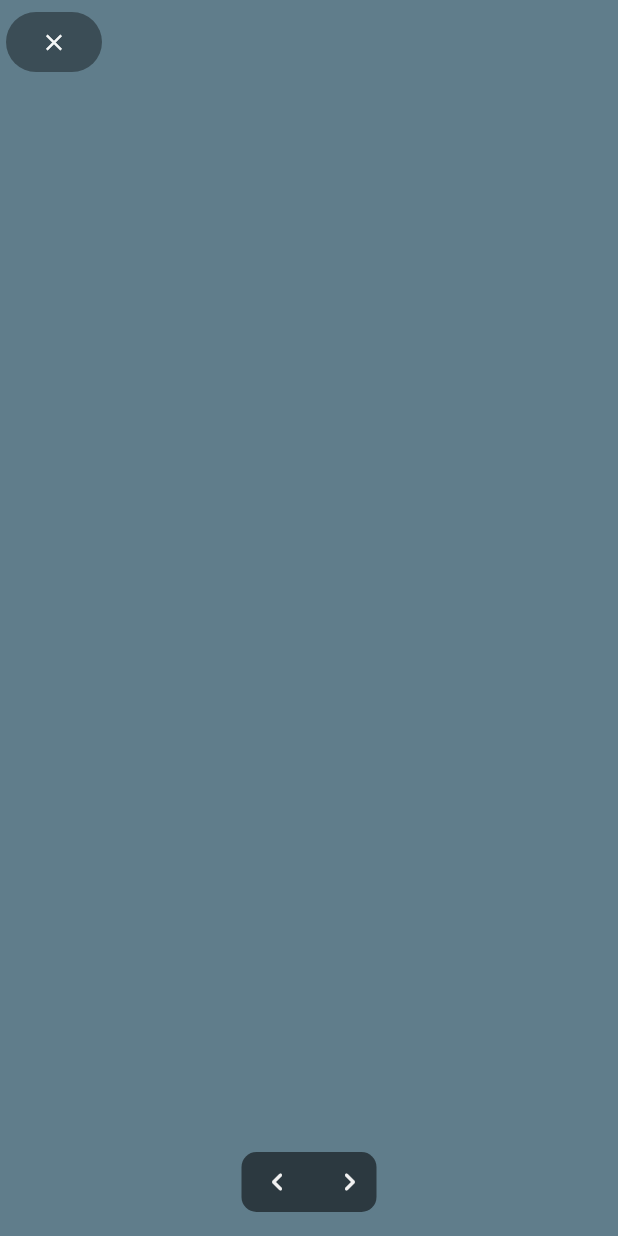
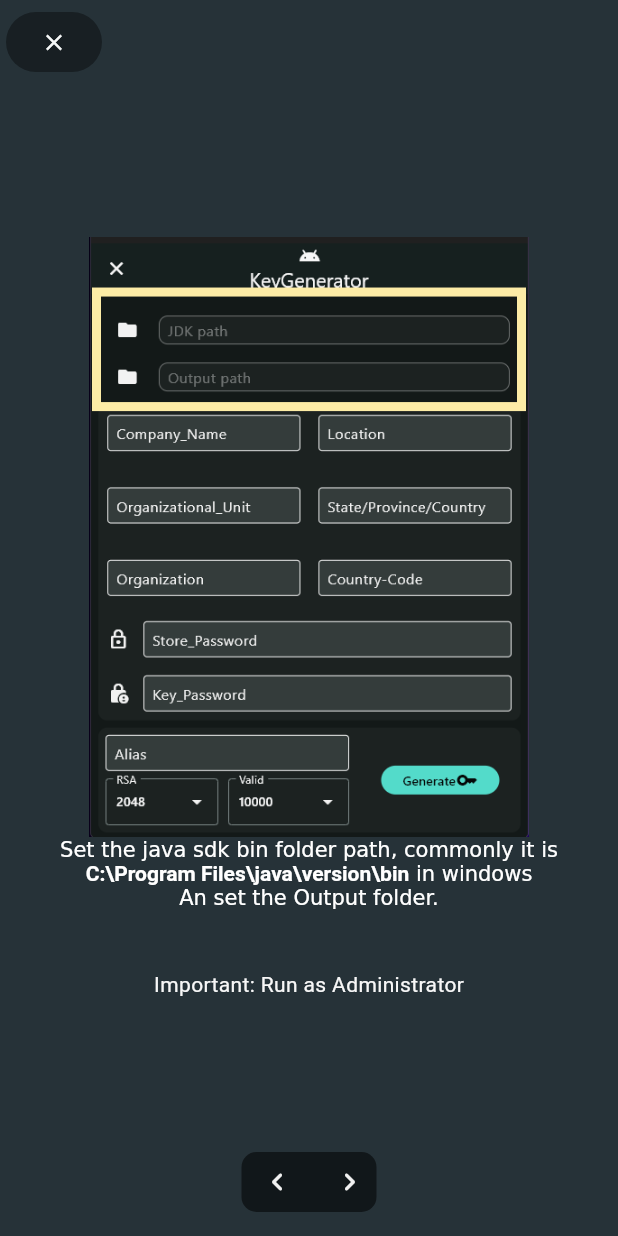
Before and after one commit to NathanDraco22/android-keygen, a Flutter app: the TutorialScreen screen opened directly, on a phone screen of 412 x 824 dp. Run offline on Flutter 3.47's test engine with Material 2 defaults, Android fonts, the phone set to English and light mode, and no system bars; our stand-ins replace file_picker, font_awesome_flutter; missing offline and left inert: process_run, window_manager.

Commit message:
tuto added

```diff
--- a/lib/modules/android_key/view/build_form.dart
+++ b/lib/modules/android_key/view/build_form.dart
@@ -63,7 +63,7 @@ class _BuildForm extends StatelessWidget {
                         builder: (context) => GeneratorAlert(paramsModel: model,),
                       );
 
-                      if(name == null) throw Exception("Name of key is null");
+                      if(name == null) return;
                       if (!context.mounted) return;
 
                       showDialog(
--- a/lib/modules/tutorial/view/totorial_screen.dart
+++ b/lib/modules/tutorial/view/totorial_screen.dart
@@ -1,4 +1,7 @@
 import 'package:flutter/material.dart';
+import 'package:keytool_app/modules/tutorial/view/widgets.dart';
+
+part 'tuto_pages.dart';
 
 class TutorialScreen extends StatelessWidget {
   const TutorialScreen({super.key});
@@ -8,6 +11,7 @@ class TutorialScreen extends StatelessWidget {
     final controller = PageController();
     final (duration, curve) = (const Duration(milliseconds: 200), Curves.easeOutSine);
     return Scaffold(
+      backgroundColor: Colors.blueGrey.shade900,
       body: Stack(
         alignment: Alignment.center,
         children: [
@@ -23,6 +27,22 @@ class TutorialScreen extends StatelessWidget {
           ),
         ],
       ),
+    );
+  }
+}
+
+class _CustomPageView extends StatelessWidget {
+  const _CustomPageView({
+    required this.controller,
+  });
+
+  final PageController controller;
+
+  @override
+  Widget build(BuildContext context) {
+    return PageView(
+      controller: controller,
+      children: pages
     );
   }
 }
@@ -76,24 +96,3 @@ class _NavigationPages extends StatelessWidget {
     );
   }
 }
-
-class _CustomPageView extends StatelessWidget {
-  const _CustomPageView({
-    required this.controller,
-  });
-
-  final PageController controller;
-
-  @override
-  Widget build(BuildContext context) {
-    return PageView(
-      controller: controller,
-      children: [
-        Container(color: Colors.blueGrey,),
-        Container(color: Colors.green,),
-        Container(color: Colors.blue,),
-        Container(color: Colors.red,),
-      ],
-    );
-  }
-}
--- /dev/null
+++ b/lib/modules/tutorial/view/tuto_pages.dart
@@ -0,0 +1,101 @@
+part of 'totorial_screen.dart';
+
+ final pages =  [
+
+        TutoPage(
+          imagePath: "assets/images/tuto/step1.png",
+          description:  RichText(
+            textAlign: TextAlign.center,
+            text: const TextSpan(
+              text: "Set the java sdk bin folder path, commonly it is \n" ,
+              children: [
+                TextSpan(
+                  text: r"C:\Program Files\java\version\bin",
+                  style: TextStyle(fontWeight: FontWeight.bold)
+                ),
+                TextSpan(
+                  text: " in windows \n",
+                ),
+                TextSpan(
+                  text: "An set the Output folder.",
+                )
+              ]
+            ),
+          ),
+          footerDescription: const Text("Important: Run as Administrator") ,
+        ),
+
+        TutoPage(
+          imagePath: "assets/images/tuto/step2.png",
+          description: RichText(
+            textAlign: TextAlign.center,
+            text: const TextSpan(
+              text: "Fill the form with your data \n",
+              children: [
+                TextSpan(
+                  text: "Country-Code: US, UK, AU, MX",
+                  style: TextStyle(fontWeight: FontWeight.bold)
+                )
+              ]
+            )
+          )
+        ),
+
+        TutoPage(
+          imagePath: "assets/images/tuto/step3.png",
+          description: RichText(
+            textAlign: TextAlign.center,
+            text: const TextSpan(
+              text: "Fill the form with your data \n",
+              children: [
+                TextSpan(
+                  text: "Country-Code Example: US, UK, AU, MX...",
+                  style: TextStyle(fontWeight: FontWeight.bold)
+                )
+              ]
+            )
+          )
+        ),
+
+        TutoPage(
+          imagePath: "assets/images/tuto/step4.png",
+          description: RichText(
+            textAlign: TextAlign.center,
+            text: const TextSpan(
+              text: "Create an Alias for your Key\n and press in generate button \n",
+              children: [
+                TextSpan(
+                  text: "Recommended: RSA = 2048 and Valid = 10000",
+                  style: TextStyle(fontWeight: FontWeight.bold)
+                )
+              ]
+            )
+          )
+        ),
+
+        TutoPage(
+          imagePath: "assets/images/tuto/step5.png",
+          description: RichText(
+            textAlign: TextAlign.center,
+            text: const TextSpan(
+              text: "Set a name to your key file \n and then press in create button \n",
+              children: [
+                TextSpan(
+                  text: "Summary display an important data you must remember",
+                  style: TextStyle(fontWeight: FontWeight.bold)
+                )
+              ]
+            )
+          )
+        ),
+
+        TutoPage(
+          imagePath: "assets/images/tuto/step6.png",
+          description: RichText(
+            textAlign: TextAlign.center,
+            text: const TextSpan(
+              text: "Use the file .jks/.keystore without the 'old' \n old format is just a backup",
+            )
+          )
+        ),
+      ];
--- /dev/null
+++ b/lib/modules/tutorial/view/widgets.dart
@@ -0,0 +1,30 @@
+import 'package:flutter/material.dart';
+
+
+class TutoPage extends StatelessWidget {
+  const TutoPage({
+    super.key, required this.imagePath, required this.description, this.footerDescription,
+  });
+
+  final String imagePath;
+  final Widget description;
+  final Widget? footerDescription;
+
+  @override
+  Widget build(BuildContext context) {
+    return Center(
+      child: Column(
+        mainAxisAlignment: MainAxisAlignment.center,
+        children: [
+           Image(
+            image: AssetImage(imagePath),
+            height: 400,
+          ),
+          description,
+          const SizedBox(height: 40,),
+          if(footerDescription != null) footerDescription!
+        ],
+      ),
+    );
+  }
+}
--- a/pubspec.yaml
+++ b/pubspec.yaml
@@ -66,6 +66,7 @@ flutter:
   # To add assets to your application, add an assets section, like this:
   assets:
     - assets/images/
+    - assets/images/tuto/
 
   # An image asset can refer to one or more resolution-specific "variants", see
   # https://flutter.dev/assets-and-images/#resolution-aware
```
Also changed, not shown: assets/images/tuto/step1.png (added), assets/images/tuto/step2.png (added), assets/images/tuto/step3.png (added), assets/images/tuto/step4.png (added), assets/images/tuto/step5.png (added), assets/images/tuto/step6.png (added).
